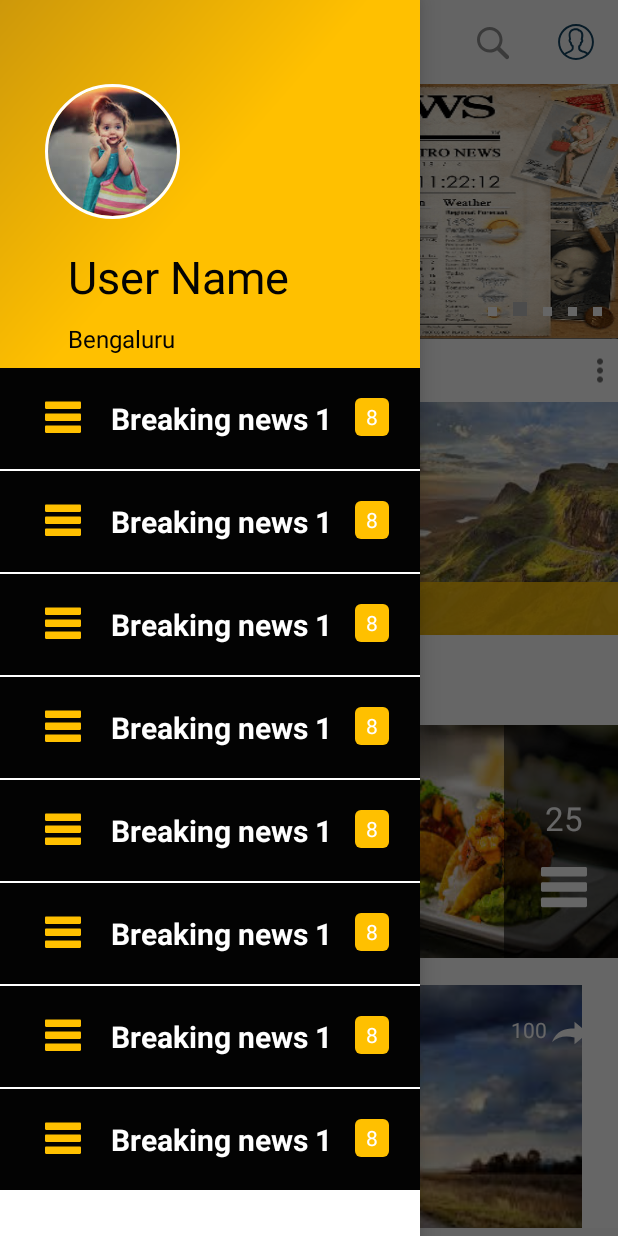
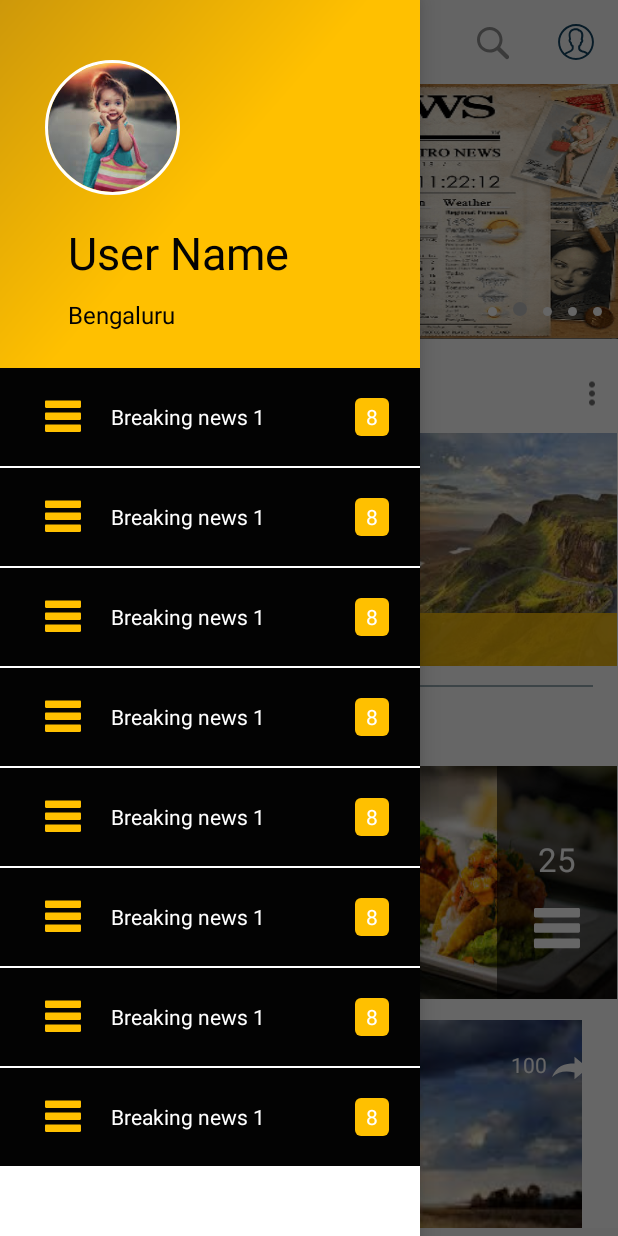
Before and after one commit to abhi93shekJha/newsApplication, an Android app: the DashboardActivity screen opened directly, with no data from a screen before it, with the side drawer open, on a phone screen of 412 x 824 dp. Run offline under Robolectric (Android 15) with nearby library versions, the phone set to English and light mode, and no system bars; our stand-ins replace ButterKnife, CircleImageView; libraries missing offline, so code that uses them is left out: com.flaviofaria.kenburnsview, com.github.rubensousa.gravitysnaphelper; pictures from the network do not load; 5 statements that could not run were skipped.

Commit message:
Commited By Ashish

```diff
--- a/app/src/main/res/drawable/active_dot.xml
+++ b/app/src/main/res/drawable/active_dot.xml
@@ -1,6 +1,6 @@
 <?xml version="1.0" encoding="utf-8"?>
 <shape xmlns:android="http://schemas.android.com/apk/res/android"
-    android:shape="rectangle" android:useLevel="true"
+    android:shape="oval" android:useLevel="true"
     android:dither="true">
 
     <size android:height="9dip" android:width="9dip"/>
--- a/app/src/main/res/drawable/non_active_dot.xml
+++ b/app/src/main/res/drawable/non_active_dot.xml
@@ -1,6 +1,6 @@
 <?xml version="1.0" encoding="utf-8"?>
 <shape xmlns:android="http://schemas.android.com/apk/res/android"
-    android:shape="rectangle" android:useLevel="true"
+    android:shape="oval" android:useLevel="true"
     android:dither="true">
 
     <size android:height="6dip" android:width="6dip"/>
--- a/app/src/main/res/layout/content_dashboard.xml
+++ b/app/src/main/res/layout/content_dashboard.xml
@@ -11,18 +11,21 @@
     <LinearLayout
         android:layout_width="match_parent"
         android:layout_height="match_parent"
-        android:orientation="vertical">
+        android:orientation="vertical"
+        android:background="@color/colorWhite">
 
         <FrameLayout
             android:id="@+id/activity_main"
             android:layout_width="match_parent"
             android:layout_height="wrap_content"
-            android:layout_weight="3">
+            android:layout_weight="3"
+            android:layout_marginBottom="10dp">
 
             <com.gsatechworld.gugrify.view.dashboard.AutoScrollViewPager
                 android:id="@+id/viewPager"
                 android:layout_width="match_parent"
-                android:layout_height="170dp" />
+                android:layout_height="170dp"
+                />
 
             <LinearLayout
                 android:id="@+id/viewPagerCountDots"
--- a/app/src/main/res/layout/list_item.xml
+++ b/app/src/main/res/layout/list_item.xml
@@ -4,20 +4,22 @@
     android:background="@color/colorWhite"
     app:cardElevation="0dp"
     app:cardCornerRadius="0dp"
-    android:layout_marginBottom="-3dp"
+    android:layout_marginBottom="-2dp"
     xmlns:app="http://schemas.android.com/apk/res-auto"
     xmlns:android="http://schemas.android.com/apk/res/android">
 
     <LinearLayout
         android:layout_width="match_parent"
         android:layout_height="wrap_content"
-        android:layout_marginLeft="10dp"
-        android:layout_marginBottom="5dp"
+        android:layout_marginLeft="0dp"
+        android:layout_marginBottom="0dp"
+        android:paddingLeft="5dp"
         android:orientation="vertical">
 
         <RelativeLayout
             android:layout_width="match_parent"
-            android:layout_height="wrap_content">
+            android:layout_height="wrap_content"
+            android:padding="5dp">
             <TextView
                 android:id="@+id/itemTitle"
                 android:layout_width="wrap_content"
@@ -57,7 +59,7 @@
         android:background="@color/ststusbar_color"
         android:layout_marginTop="2dp"
         android:layout_marginBottom="0dp"
-        android:layout_marginLeft="15dp"
+        android:layout_marginLeft="13dp"
         android:layout_marginRight="15dp"
         android:layout_gravity="bottom|center"/>
 </android.support.v7.widget.CardView>
--- a/app/src/main/res/layout/nav_header_nav_example.xml
+++ b/app/src/main/res/layout/nav_header_nav_example.xml
@@ -7,9 +7,10 @@
     android:gravity="top"
     android:orientation="vertical"
     android:paddingLeft="@dimen/activity_horizontal_nav"
-    android:paddingRight="@dimen/activity_horizontal_margin"
-    android:paddingTop="@dimen/activity_vertical_margin"
+
     android:theme="@style/ThemeOverlay.AppCompat.Dark">
+    <!--android:paddingRight="@dimen/activity_horizontal_margin"
+    android:paddingTop="@dimen/activity_vertical_margin"-->
 
     <de.hdodenhof.circleimageview.CircleImageView
         android:id="@+id/profile_image"
--- a/app/src/main/res/layout/nav_item_row.xml
+++ b/app/src/main/res/layout/nav_item_row.xml
@@ -30,8 +30,7 @@
             android:paddingLeft="20dp"
             android:text="Breaking News"
             android:textColor="@color/colorWhite"
-            android:textSize="20sp"
-            android:textStyle="bold" />
+            android:textSize="14sp" />
 
         <TextView
             android:id="@+id/navItemCount"
```
